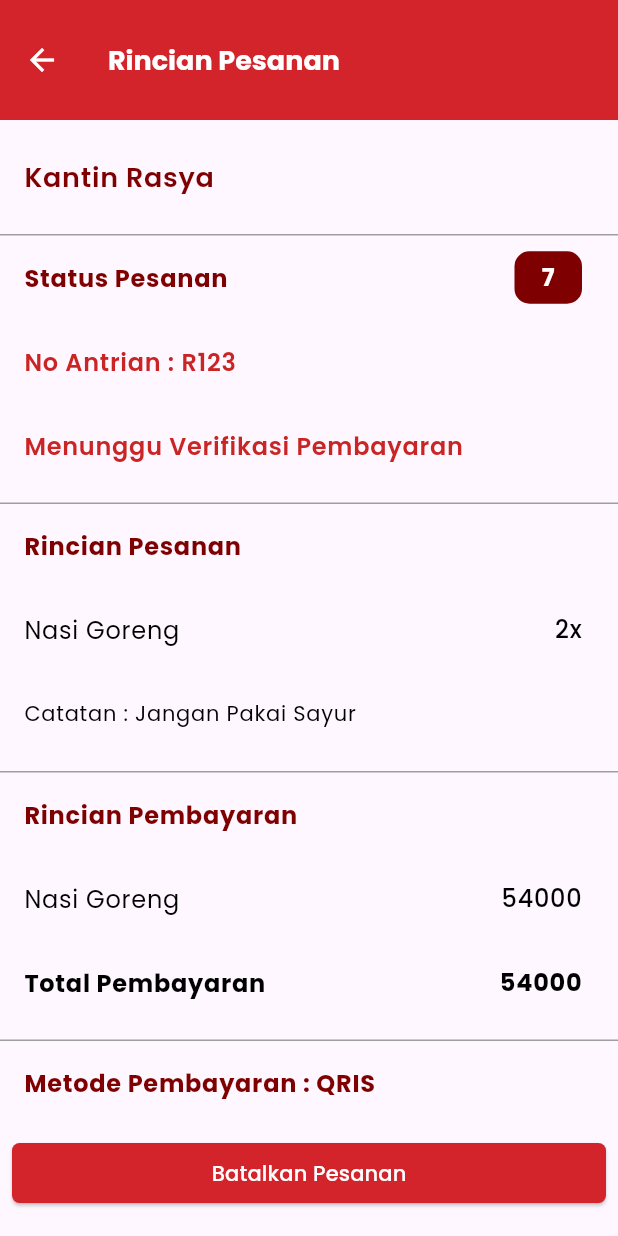
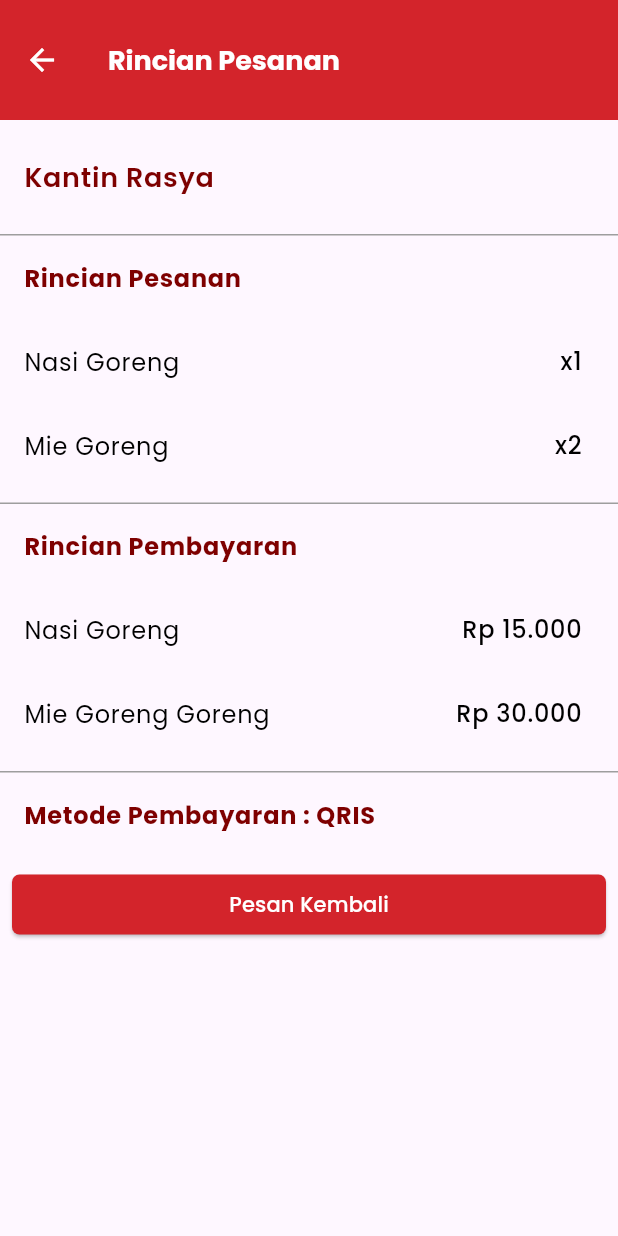
Before and after one commit to Rihanrh/Food-Ordering-System-Mobile-Telyu, a Flutter app: the HistoryOrderDetailPage screen opened directly, on a phone screen of 412 x 824 dp. Run offline on Flutter 3.47's test engine with Material 3 defaults, Android fonts, the phone set to English and light mode, and no system bars; our stand-ins replace adaptive_dialog, animated_bottom_navigation_bar, flutter_advanced_switch, google_fonts.

Commit message:
Update HistoriDetailPage

```diff
--- a/gtc_mobile/lib/Pages/HistoryOrderDetailPage.dart
+++ b/gtc_mobile/lib/Pages/HistoryOrderDetailPage.dart
@@ -40,67 +40,13 @@ class _HistoryOrderDetailPageState extends State<HistoryOrderDetailPage> {
               ),
             ),
           ),
+
           SizedBox(height: 10),
           Divider(
             color: Colors.grey,
             height: 1,
           ),
-          ListTile(
-            title: Text(
-              'Status Pesanan',
-              style: GoogleFonts.poppins(
-                fontSize: 16,
-                fontWeight: FontWeight.bold,
-                color: Color.fromRGBO(126, 0, 0, 1),
-              ),
-            ),
-            trailing: Row(
-              mainAxisSize: MainAxisSize.min,
-              children: [
-                Container(
-                  width: 45,
-                  height: 35,
-                  decoration: BoxDecoration(
-                    color: Color.fromRGBO(126, 0, 0, 1),
-                    borderRadius: BorderRadius.circular(10),
-                  ),
-                  alignment: Alignment.center,
-                  child: Text(
-                    '7',
-                    style: GoogleFonts.poppins(
-                        fontSize: 16,
-                        fontWeight: FontWeight.bold,
-                        color: Colors.white),
-                  ),
-                ),
-              ],
-            ),
-          ),
-          ListTile(
-            title: Text(
-              'No Antrian : R123',
-              style: GoogleFonts.poppins(
-                fontSize: 16,
-                fontWeight: FontWeight.w600,
-                color: Color.fromRGBO(202, 37, 37, 1),
-              ),
-            ),
-          ),
-          ListTile(
-            title: Text(
-              'Menunggu Verifikasi Pembayaran',
-              style: GoogleFonts.poppins(
-                fontSize: 16,
-                fontWeight: FontWeight.w600,
-                color: Color.fromRGBO(202, 37, 37, 1),
-              ),
-            ),
-          ),
-          SizedBox(height: 10),
-          Divider(
-            color: Colors.grey,
-            height: 1,
-          ),
+
           ListTile(
             title: Text(
               'Rincian Pesanan',
@@ -111,28 +57,35 @@ class _HistoryOrderDetailPageState extends State<HistoryOrderDetailPage> {
               ),
             ),
           ),
+
           ListTile(
             title: Text(
               'Nasi Goreng',
               style: GoogleFonts.poppins(fontSize: 16, color: Colors.black),
             ),
             trailing: Text(
-              '2x',
+              'x1',
               style: GoogleFonts.poppins(
                 fontSize: 16,
                 color: Colors.black,
               ),
             ),
           ),
+
           ListTile(
             title: Text(
-              'Catatan : Jangan Pakai Sayur',
+              'Mie Goreng',
+              style: GoogleFonts.poppins(fontSize: 16, color: Colors.black),
+            ),
+            trailing: Text(
+              'x2',
               style: GoogleFonts.poppins(
-                fontSize: 14,
+                fontSize: 16,
                 color: Colors.black,
               ),
             ),
           ),
+
           SizedBox(height: 10),
           Divider(
             color: Colors.grey,
@@ -148,36 +101,35 @@ class _HistoryOrderDetailPageState extends State<HistoryOrderDetailPage> {
               ),
             ),
           ),
+
           ListTile(
             title: Text(
               'Nasi Goreng',
               style: GoogleFonts.poppins(fontSize: 16, color: Colors.black),
             ),
             trailing: Text(
-              '54000',
+              'Rp 15.000',
               style: GoogleFonts.poppins(
                 fontSize: 16,
                 color: Colors.black,
               ),
             ),
           ),
+
           ListTile(
             title: Text(
-              'Total Pembayaran',
-              style: GoogleFonts.poppins(
-                  fontSize: 16,
-                  fontWeight: FontWeight.bold,
-                  color: Colors.black),
+              'Mie Goreng Goreng',
+              style: GoogleFonts.poppins(fontSize: 16, color: Colors.black),
             ),
             trailing: Text(
-              '54000',
+              'Rp 30.000',
               style: GoogleFonts.poppins(
                 fontSize: 16,
-                fontWeight: FontWeight.bold,
                 color: Colors.black,
               ),
             ),
           ),
+
           SizedBox(height: 10),
           Divider(
             color: Colors.grey,
@@ -220,7 +172,7 @@ class _HistoryOrderDetailPageState extends State<HistoryOrderDetailPage> {
                   ),
                 ),
                 child: Text(
-                  'Batalkan Pesanan',
+                  'Pesan Kembali',
                   style: GoogleFonts.poppins(
                     color: Colors.white,
                   ),
```
